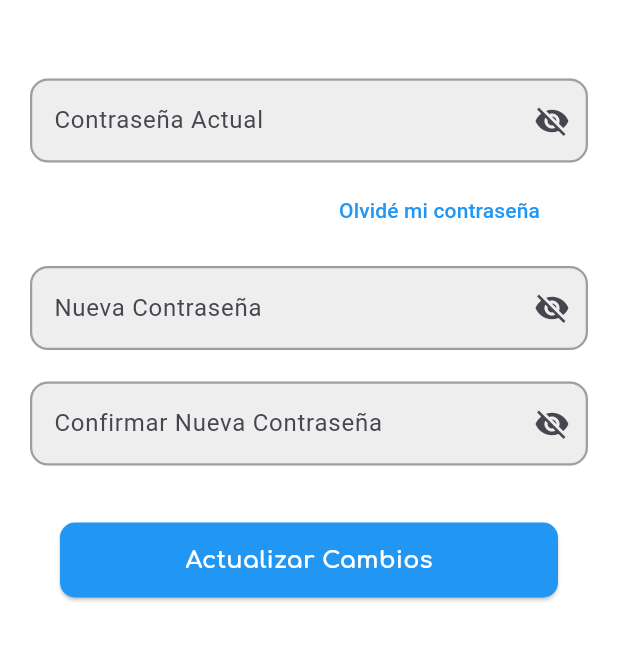
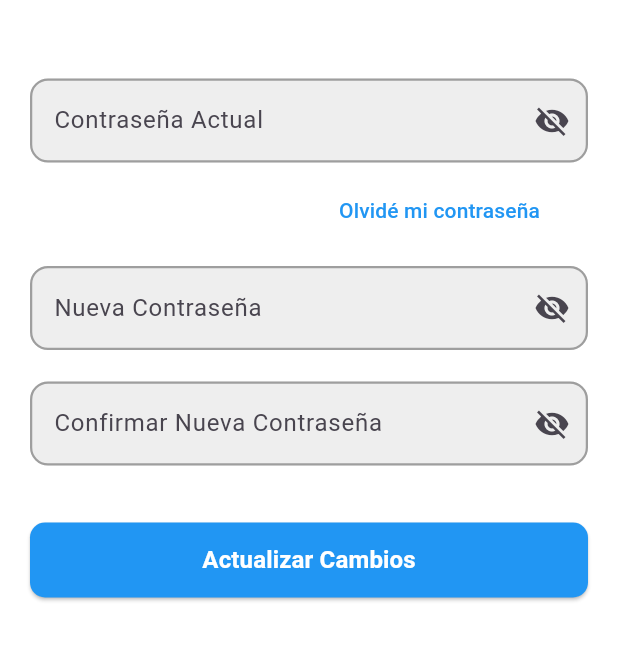
Before and after one commit to JonatanPR17/VETMOBILE, a Flutter app: the CambiarContrasenaScreen screen opened directly, on a phone screen of 412 x 824 dp, the part 118-779 px from its top. Run offline on Flutter 3.47's test engine with Material 3 defaults, Android fonts, the phone set to English and light mode, and no system bars; our stand-ins replace dio, image_picker, local_auth, localstorage, shared_preferences; accounts and stored records are empty.

Commit message:
26/03/2025 - 09:35

```diff
--- a/lib/screen/change_password.dart
+++ b/lib/screen/change_password.dart
@@ -118,16 +118,16 @@ class _CambiarContrasenaScreenState extends State<CambiarContrasenaScreen> {
                 });
               }),
               SizedBox(height: 30),
-              Padding(
-                padding: EdgeInsets.symmetric(horizontal: 20),
-                child: SizedBox(
-                  width: double.infinity,
+              // Aquí he removido el Padding alrededor del SizedBox
+              SizedBox(
+                width: double.infinity, // Esto hace que el botón tenga el mismo ancho que el contenedor
                 height: 50,
                 child: ElevatedButton(
                   style: ElevatedButton.styleFrom(
                     backgroundColor: Colors.blue,
                     shape: RoundedRectangleBorder(
-                          borderRadius: BorderRadius.circular(10)),
+                      borderRadius: BorderRadius.circular(10),
+                    ),
                   ),
                   onPressed: _isLoading
                       ? null
@@ -160,9 +160,7 @@ class _CambiarContrasenaScreenState extends State<CambiarContrasenaScreen> {
                           style: TextStyle(
                             color: Colors.white,
                             fontSize: 16,
-                              fontFamily: 'Comfortaa',
                             fontWeight: FontWeight.bold,
-                            ),
                           ),
                         ),
                 ),
```
Lines whose indentation alone changed are shown as unchanged.
